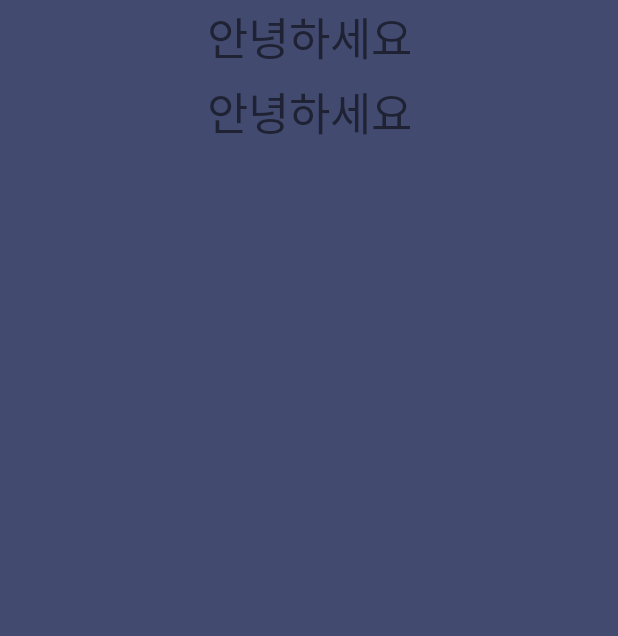
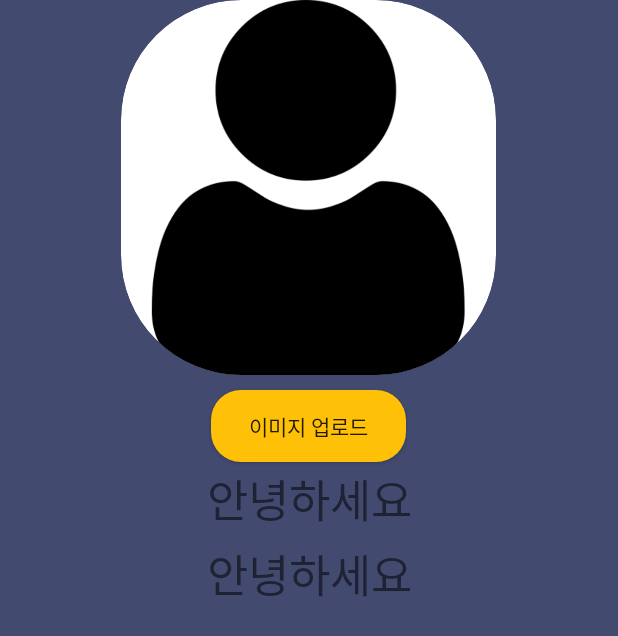
Before and after one commit to z1top133/ajou_capstone, an Android app: the layout activity_my_page.xml on its own in the app's theme, with its tools: preview values and no code run, on a phone screen of 412 x 824 dp. Shown: the top 636 px of the screen. Run offline under Robolectric (Android 15) with nearby library versions, the phone set to English and light mode, and no system bars.

Commit message:
cardview

```diff
--- a/Front/app/src/main/res/layout/activity_my_page.xml
+++ b/Front/app/src/main/res/layout/activity_my_page.xml
@@ -4,23 +4,49 @@
     xmlns:tools="http://schemas.android.com/tools"
     android:layout_width="match_parent"
     android:layout_height="match_parent"
-    tools:context=".MyPage"
     android:background="#BF050F42"
-    android:orientation="vertical">
+    android:orientation="vertical"
+    tools:context=".MyPage">
+
+    <androidx.cardview.widget.CardView
+        android:layout_width="wrap_content"
+        android:layout_height="wrap_content"
+        android:layout_gravity="center"
+        app:cardCornerRadius="80dp"
+        app:cardElevation="0dp">
+
+        <ImageView
+            android:id="@+id/profile_photo"
+            android:layout_width="250dp"
+            android:layout_height="250dp"
+            android:src="@drawable/person"
+            android:adjustViewBounds="true"
+            />
+    </androidx.cardview.widget.CardView>
+
+    <Button
+        android:id="@+id/image_upload_button"
+        android:layout_width="130dp"
+        android:layout_height="wrap_content"
+        android:layout_gravity="center"
+        android:layout_marginTop="10dp"
+        android:background="@drawable/radius"
+        android:text="이미지 업로드" />
 
     <TextView
         android:id="@+id/user_email"
         android:layout_width="match_parent"
         android:layout_height="50dp"
+        android:gravity="center"
         android:text="안녕하세요"
-        android:textSize="30dp"
-        android:gravity="center"/>
+        android:textSize="30dp" />
+
     <TextView
         android:id="@+id/user_password"
         android:layout_width="match_parent"
         android:layout_height="50dp"
+        android:gravity="center"
         android:text="안녕하세요"
-        android:textSize="30dp"
-        android:gravity="center"/>
+        android:textSize="30dp" />
 
 </LinearLayout>
```
Also changed, not shown: Front/app/src/main/res/layout/item_view.xml (+14 -7 lines).
